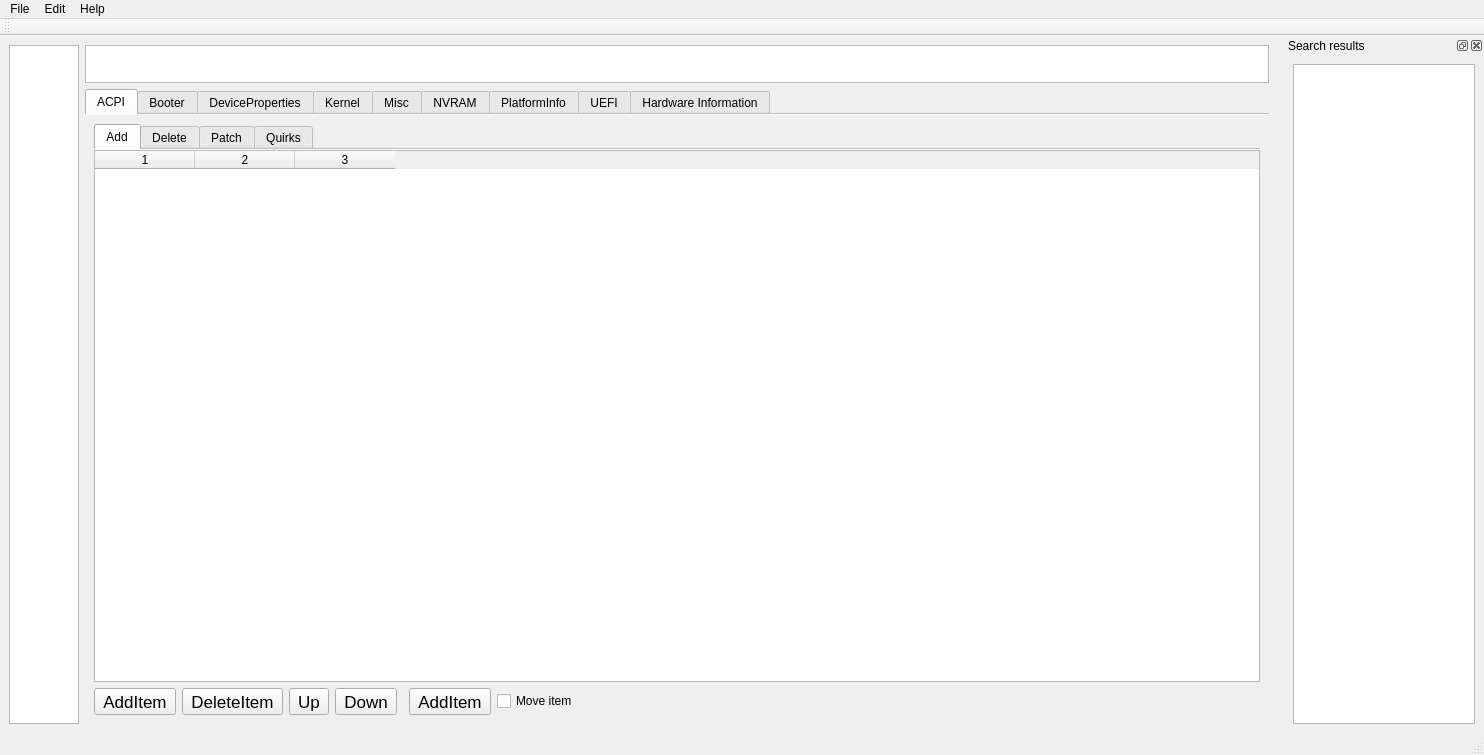
Old version of the form mainwindow.ui in the repository ic005k/OCAuxiliaryTools.
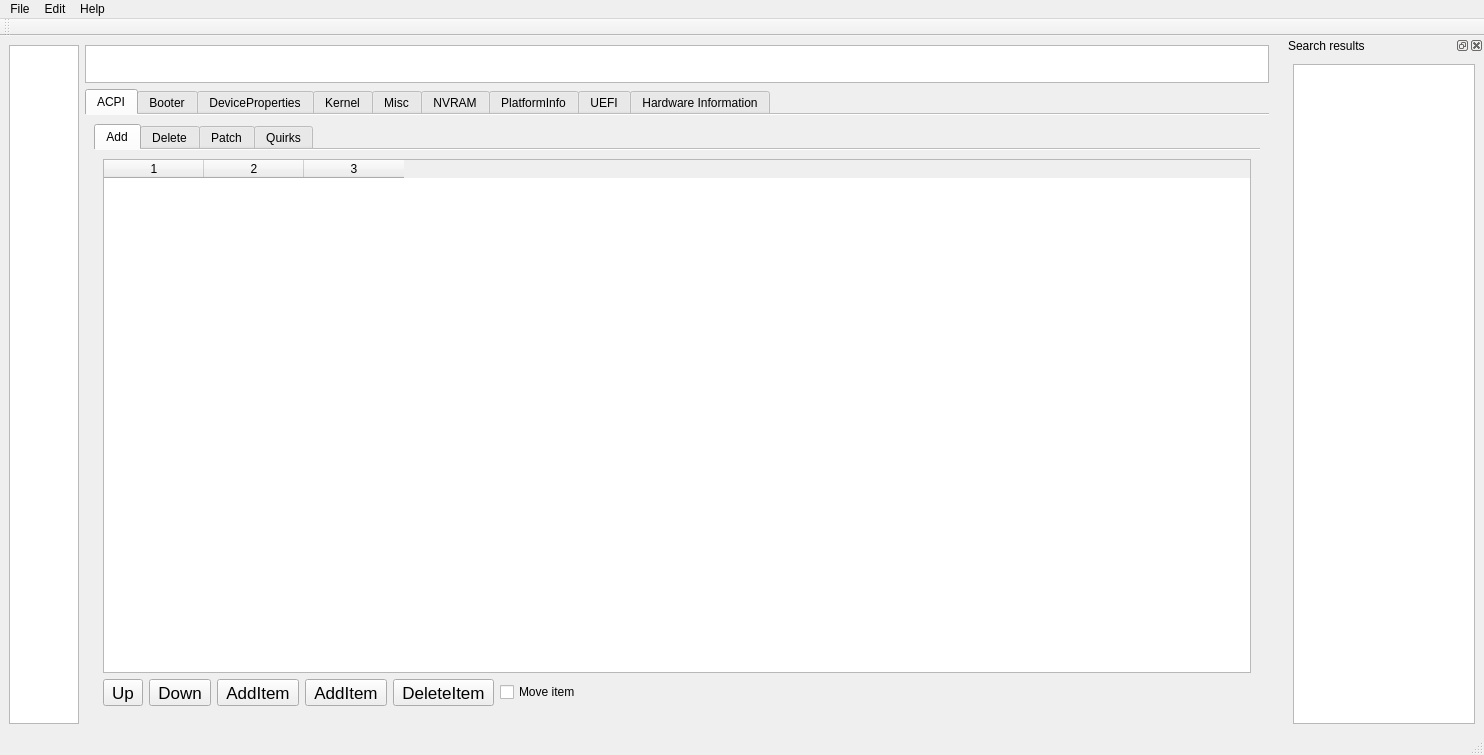
New version of the form. The open tabs and pages were chosen to show the change. Icons and pictures are not drawn.

Diff of the .ui file:
```diff
--- a/mainwindow.ui
+++ b/mainwindow.ui
@@ -92,19 +92,7 @@
             <string>Add</string>
            </attribute>
            <layout class="QGridLayout" name="gridLayout_3">
-            <property name="leftMargin">
-             <number>0</number>
-            </property>
-            <property name="topMargin">
-             <number>0</number>
-            </property>
-            <property name="rightMargin">
-             <number>0</number>
-            </property>
-            <property name="bottomMargin">
-             <number>0</number>
-            </property>
-            <item row="0" column="0" colspan="8">
+            <item row="0" column="0" colspan="7">
              <widget class="QTableWidget" name="table_acpi_add">
               <property name="toolTip">
                <string notr="true">ACPI (Advanced Configuration and Power Interface) is an open standard to discover and configure computer hardware.
@@ -158,75 +146,6 @@
              </widget>
             </item>
             <item row="1" column="0">
-             <widget class="QToolButton" name="btnACPIAdd_Add">
-              <property name="font">
-               <font>
-                <pointsize>13</pointsize>
-               </font>
-              </property>
-              <property name="text">
-               <string>AddItem</string>
-              </property>
-              <property name="icon">
-               <iconset resource="qtocc.qrc">
-                <normaloff>:/icon/add.png</normaloff>:/icon/add.png</iconset>
-              </property>
-              <property name="iconSize">
-               <size>
-                <width>20</width>
-                <height>20</height>
-               </size>
-              </property>
-             </widget>
-            </item>
-            <item row="1" column="1">
-             <widget class="QToolButton" name="btnACPIAdd_Del">
-              <property name="font">
-               <font>
-                <pointsize>13</pointsize>
-               </font>
-              </property>
-              <property name="text">
-               <string>DeleteItem</string>
-              </property>
-              <property name="icon">
-               <iconset resource="qtocc.qrc">
-                <normaloff>:/icon/del.png</normaloff>:/icon/del.png</iconset>
-              </property>
-              <property name="iconSize">
-               <size>
-                <width>20</width>
-                <height>20</height>
-               </size>
-              </property>
-              <property name="shortcut">
-               <string>Del</string>
-              </property>
-             </widget>
-            </item>
-            <item row="1" column="5">
-             <widget class="QToolButton" name="btnOpenACPIDir">
-              <property name="font">
-               <font>
-                <pointsize>13</pointsize>
-               </font>
-              </property>
-              <property name="text">
-               <string>AddItem</string>
-              </property>
-              <property name="icon">
-               <iconset resource="qtocc.qrc">
-                <normaloff>:/icon/opendb.png</normaloff>:/icon/opendb.png</iconset>
-              </property>
-              <property name="iconSize">
-               <size>
-                <width>20</width>
-                <height>20</height>
-               </size>
-              </property>
-             </widget>
-            </item>
-            <item row="1" column="2">
              <widget class="QToolButton" name="btnUp">
               <property name="font">
                <font>
@@ -248,20 +167,7 @@
               </property>
              </widget>
             </item>
-            <item row="1" column="7">
-             <spacer name="horizontalSpacer">
-              <property name="orientation">
-               <enum>Qt::Horizontal</enum>
-              </property>
-              <property name="sizeHint" stdset="0">
-               <size>
-                <width>789</width>
-                <height>20</height>
-               </size>
-              </property>
-             </spacer>
-            </item>
-            <item row="1" column="3">
+            <item row="1" column="1">
              <widget class="QToolButton" name="btnDown">
               <property name="font">
                <font>
@@ -283,13 +189,95 @@
               </property>
              </widget>
             </item>
-            <item row="1" column="6">
+            <item row="1" column="2">
+             <widget class="QToolButton" name="btnOpenACPIDir">
+              <property name="font">
+               <font>
+                <pointsize>13</pointsize>
+               </font>
+              </property>
+              <property name="text">
+               <string>AddItem</string>
+              </property>
+              <property name="icon">
+               <iconset resource="qtocc.qrc">
+                <normaloff>:/icon/opendb.png</normaloff>:/icon/opendb.png</iconset>
+              </property>
+              <property name="iconSize">
+               <size>
+                <width>20</width>
+                <height>20</height>
+               </size>
+              </property>
+             </widget>
+            </item>
+            <item row="1" column="3">
+             <widget class="QToolButton" name="btnACPIAdd_Add">
+              <property name="font">
+               <font>
+                <pointsize>13</pointsize>
+               </font>
+              </property>
+              <property name="text">
+               <string>AddItem</string>
+              </property>
+              <property name="icon">
+               <iconset resource="qtocc.qrc">
+                <normaloff>:/icon/add.png</normaloff>:/icon/add.png</iconset>
+              </property>
+              <property name="iconSize">
+               <size>
+                <width>20</width>
+                <height>20</height>
+               </size>
+              </property>
+             </widget>
+            </item>
+            <item row="1" column="4">
+             <widget class="QToolButton" name="btnACPIAdd_Del">
+              <property name="font">
+               <font>
+                <pointsize>13</pointsize>
+               </font>
+              </property>
+              <property name="text">
+               <string>DeleteItem</string>
+              </property>
+              <property name="icon">
+               <iconset resource="qtocc.qrc">
+                <normaloff>:/icon/del.png</normaloff>:/icon/del.png</iconset>
+              </property>
+              <property name="iconSize">
+               <size>
+                <width>20</width>
+                <height>20</height>
+               </size>
+              </property>
+              <property name="shortcut">
+               <string>Del</string>
+              </property>
+             </widget>
+            </item>
+            <item row="1" column="5">
              <widget class="QCheckBox" name="checkACPIAdd">
               <property name="text">
                <string>Move item</string>
               </property>
              </widget>
             </item>
+            <item row="1" column="6">
+             <spacer name="horizontalSpacer">
+              <property name="orientation">
+               <enum>Qt::Horizontal</enum>
+              </property>
+              <property name="sizeHint" stdset="0">
+               <size>
+                <width>789</width>
+                <height>20</height>
+               </size>
+              </property>
+             </spacer>
+            </item>
            </layout>
           </widget>
           <widget class="QWidget" name="tabACPI2">
```
Left out of the diff: 284 changed lines with no effect on the pictures. Lines whose indentation alone changed are shown as unchanged.
